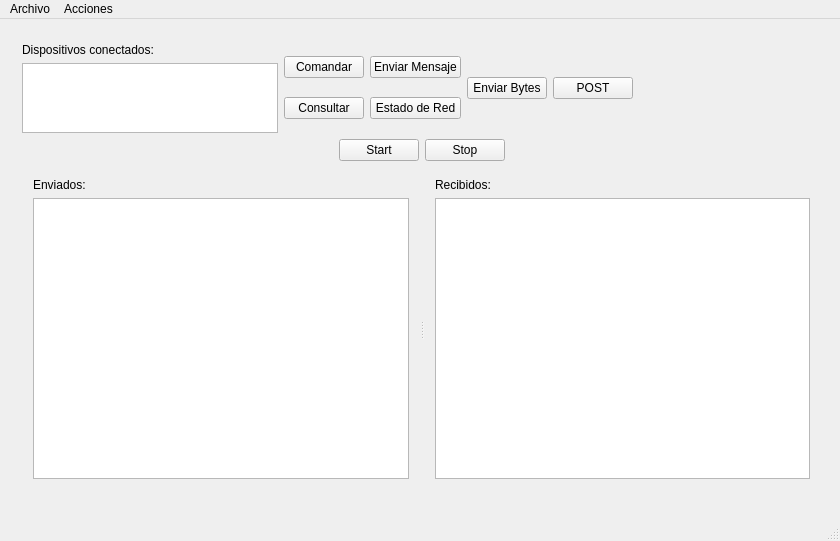
Before: the Qt Designer form mainwindow.ui in arukagiri/interfazLAC, drawn with Qt 5.
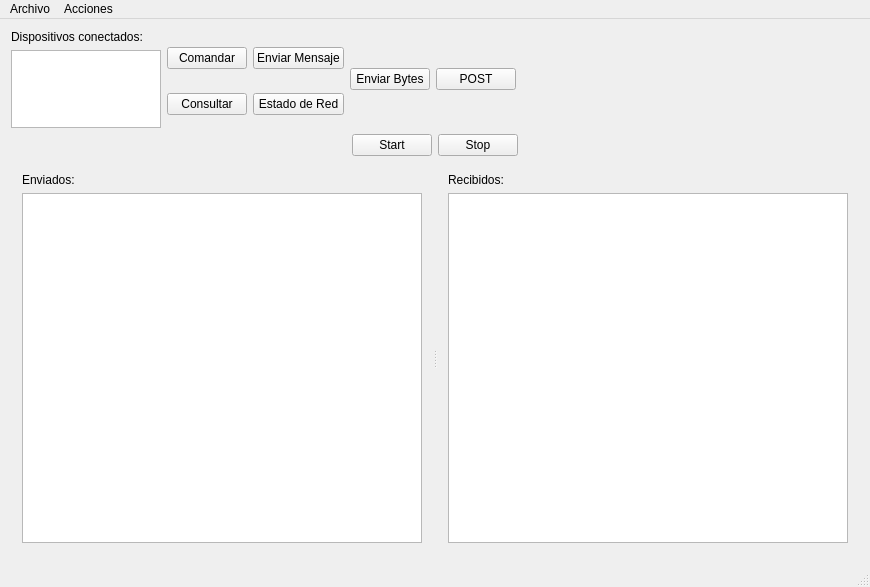
After: the same form once the commit is applied.

What changed in the file:
```diff
--- a/mainwindow.ui
+++ b/mainwindow.ui
@@ -14,22 +14,19 @@
    <string>MainWindow</string>
   </property>
   <widget class="QWidget" name="centralWidget">
-   <widget class="QWidget" name="layoutWidget">
-    <property name="geometry">
-     <rect>
-      <x>11</x>
-      <y>13</y>
-      <width>821</width>
-      <height>469</height>
-     </rect>
-    </property>
-    <layout class="QVBoxLayout" name="verticalLayout_6">
-     <item>
+   <layout class="QGridLayout" name="gridLayout">
+    <item row="0" column="0">
       <layout class="QHBoxLayout" name="horizontalLayout">
        <item>
         <layout class="QVBoxLayout" name="verticalLayout_2">
          <item>
           <widget class="QLabel" name="label">
+          <property name="sizePolicy">
+           <sizepolicy hsizetype="Fixed" vsizetype="Fixed">
+            <horstretch>0</horstretch>
+            <verstretch>0</verstretch>
+           </sizepolicy>
+          </property>
            <property name="text">
             <string>Dispositivos conectados:</string>
            </property>
@@ -37,18 +34,43 @@
          </item>
          <item>
           <widget class="QListWidget" name="the_one_true_list_DESTINO">
+          <property name="enabled">
+           <bool>true</bool>
+          </property>
            <property name="sizePolicy">
-            <sizepolicy hsizetype="Preferred" vsizetype="Preferred">
+           <sizepolicy hsizetype="Expanding" vsizetype="Expanding">
              <horstretch>0</horstretch>
              <verstretch>0</verstretch>
             </sizepolicy>
            </property>
+          <property name="maximumSize">
+           <size>
+            <width>150</width>
+            <height>250</height>
+           </size>
+          </property>
           </widget>
          </item>
         </layout>
        </item>
        <item>
         <layout class="QVBoxLayout" name="verticalLayout">
+        <item>
+         <spacer name="verticalSpacer_3">
+          <property name="orientation">
+           <enum>Qt::Vertical</enum>
+          </property>
+          <property name="sizeType">
+           <enum>QSizePolicy::MinimumExpanding</enum>
+          </property>
+          <property name="sizeHint" stdset="0">
+           <size>
+            <width>20</width>
+            <height>17</height>
+           </size>
+          </property>
+         </spacer>
+        </item>
          <item>
           <widget class="QPushButton" name="button_COMANDAR">
            <property name="text">
@@ -56,6 +78,22 @@
            </property>
           </widget>
          </item>
+        <item>
+         <spacer name="verticalSpacer">
+          <property name="orientation">
+           <enum>Qt::Vertical</enum>
+          </property>
+          <property name="sizeType">
+           <enum>QSizePolicy::MinimumExpanding</enum>
+          </property>
+          <property name="sizeHint" stdset="0">
+           <size>
+            <width>20</width>
+            <height>18</height>
+           </size>
+          </property>
+         </spacer>
+        </item>
          <item>
           <widget class="QPushButton" name="button_CONSULTAR">
            <property name="text">
@@ -63,10 +101,42 @@
            </property>
           </widget>
          </item>
+        <item>
+         <spacer name="verticalSpacer_2">
+          <property name="orientation">
+           <enum>Qt::Vertical</enum>
+          </property>
+          <property name="sizeType">
+           <enum>QSizePolicy::MinimumExpanding</enum>
+          </property>
+          <property name="sizeHint" stdset="0">
+           <size>
+            <width>20</width>
+            <height>13</height>
+           </size>
+          </property>
+         </spacer>
+        </item>
         </layout>
        </item>
        <item>
         <layout class="QVBoxLayout" name="verticalLayout_3">
+        <item>
+         <spacer name="verticalSpacer_4">
+          <property name="orientation">
+           <enum>Qt::Vertical</enum>
+          </property>
+          <property name="sizeType">
+           <enum>QSizePolicy::MinimumExpanding</enum>
+          </property>
+          <property name="sizeHint" stdset="0">
+           <size>
+            <width>20</width>
+            <height>17</height>
+           </size>
+          </property>
+         </spacer>
+        </item>
          <item>
           <widget class="QPushButton" name="button_ENVIAR_MENSAJE">
            <property name="text">
@@ -74,6 +144,22 @@
            </property>
           </widget>
          </item>
+        <item>
+         <spacer name="verticalSpacer_5">
+          <property name="orientation">
+           <enum>Qt::Vertical</enum>
+          </property>
+          <property name="sizeType">
+           <enum>QSizePolicy::MinimumExpanding</enum>
+          </property>
+          <property name="sizeHint" stdset="0">
+           <size>
+            <width>20</width>
+            <height>18</height>
+           </size>
+          </property>
+         </spacer>
+        </item>
          <item>
           <widget class="QPushButton" name="button_ESTADO_RED">
            <property name="text">
@@ -81,6 +167,22 @@
            </property>
           </widget>
          </item>
+        <item>
+         <spacer name="verticalSpacer_6">
+          <property name="orientation">
+           <enum>Qt::Vertical</enum>
+          </property>
+          <property name="sizeType">
+           <enum>QSizePolicy::MinimumExpanding</enum>
+          </property>
+          <property name="sizeHint" stdset="0">
+           <size>
+            <width>20</width>
+            <height>13</height>
+           </size>
+          </property>
+         </spacer>
+        </item>
         </layout>
        </item>
        <item>
@@ -112,7 +214,7 @@
        </item>
       </layout>
      </item>
-     <item>
+    <item row="1" column="0">
       <layout class="QHBoxLayout" name="horizontalLayout_3">
        <item>
         <spacer name="horizontalSpacer">
@@ -156,7 +258,7 @@
        </item>
       </layout>
      </item>
-     <item>
+    <item row="2" column="0">
       <widget class="QSplitter" name="splitter">
        <property name="orientation">
         <enum>Qt::Horizontal</enum>
@@ -173,7 +275,14 @@
          <item>
           <layout class="QGridLayout" name="grid_sent">
            <item row="0" column="0">
-            <widget class="QTableWidget" name="tableWidget_sent"/>
+           <widget class="QTableWidget" name="tableWidget_sent">
+            <property name="minimumSize">
+             <size>
+              <width>400</width>
+              <height>350</height>
+             </size>
+            </property>
+           </widget>
            </item>
           </layout>
          </item>
@@ -191,7 +300,14 @@
          <item>
           <layout class="QGridLayout" name="grid_received">
            <item row="0" column="0">
-            <widget class="QTableWidget" name="tableWidget_received"/>
+           <widget class="QTableWidget" name="tableWidget_received">
+            <property name="minimumSize">
+             <size>
+              <width>400</width>
+              <height>350</height>
+             </size>
+            </property>
+           </widget>
            </item>
           </layout>
          </item>
@@ -200,7 +316,6 @@
       </widget>
      </item>
     </layout>
-   </widget>
   </widget>
   <widget class="QMenuBar" name="menuBar">
    <property name="geometry">
```
Lines whose indentation alone changed are shown as unchanged.
